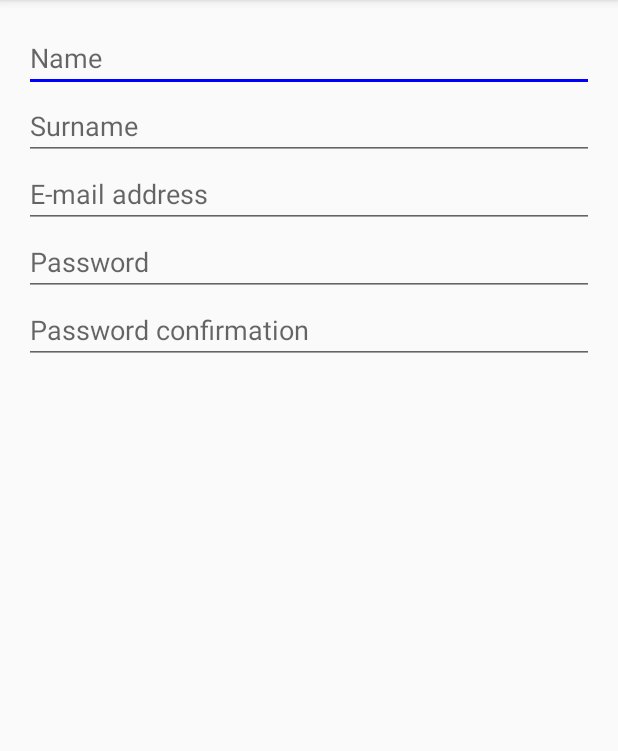
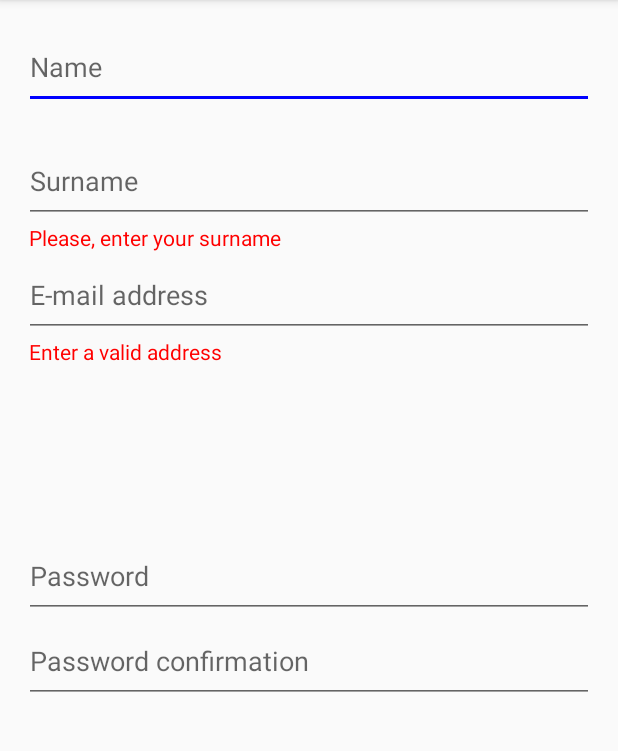
Before and after one commit to lucianoRM/fdrive_frontend, an Android app: the RegistrationActivity screen opened directly, with no data from a screen before it, on a phone screen of 412 x 824 dp, the part 84-835 px from its top. Run offline under Robolectric (Android 15) with nearby library versions, the phone set to English and light mode, and no system bars.

Commit message:
Agrego labels de correcion de entrada incorrecta

```diff
--- a/FDrive/app/src/main/java/com/example/margonari/fdrive/RegistrationActivity.java
+++ b/FDrive/app/src/main/java/com/example/margonari/fdrive/RegistrationActivity.java
@@ -10,16 +10,22 @@ import android.support.v7.app.AppCompatActivity;
 import android.os.Bundle;
 import android.view.View;
 import android.widget.EditText;
+import android.widget.TextView;
 import android.widget.Toast;
 
 public class RegistrationActivity extends AppCompatActivity {
 
     private EditText textName, textSurname, textEmail, textPassword, textConfirmPassword;
+    private TextView labelErrorName, labelErrorSurname, labelErrorEmail;
 
     @Override
     protected void onCreate(Bundle savedInstanceState) {
         super.onCreate(savedInstanceState);
         setContentView(R.layout.activity_registration);
+
+        labelErrorName = (TextView) findViewById(R.id.textViewErrorName);
+        labelErrorSurname = (TextView) findViewById(R.id.textViewErrorSurname);
+        labelErrorEmail = (TextView) findViewById(R.id.textViewErrorEmail);
 
         textName = (EditText) findViewById(R.id.editTextName);
         textName.setOnFocusChangeListener(new View.OnFocusChangeListener() {
@@ -28,8 +34,10 @@ public class RegistrationActivity extends AppCompatActivity {
             public void onFocusChange(View v, boolean hasFocus) {
                 if (hasFocus) {
                     textName.setBackgroundTintList(ColorStateList.valueOf(Color.BLUE));
+                    labelErrorName.setVisibility(View.INVISIBLE);
                 } else {
                     textName.setBackgroundTintList(ColorStateList.valueOf(Color.GRAY));
+                    labelErrorName.setVisibility(View.VISIBLE);
                 }
             }
         });
@@ -41,8 +49,10 @@ public class RegistrationActivity extends AppCompatActivity {
             public void onFocusChange(View v, boolean hasFocus) {
                 if (hasFocus) {
                     textSurname.setBackgroundTintList(ColorStateList.valueOf(Color.BLUE));
+                    labelErrorSurname.setVisibility(View.INVISIBLE);
                 } else {
                     textSurname.setBackgroundTintList(ColorStateList.valueOf(Color.GRAY));
+                    labelErrorSurname.setVisibility(View.VISIBLE);
                 }
             }
         });
@@ -54,8 +64,10 @@ public class RegistrationActivity extends AppCompatActivity {
             public void onFocusChange(View v, boolean hasFocus) {
                 if (hasFocus) {
                     textEmail.setBackgroundTintList(ColorStateList.valueOf(Color.BLUE));
+                    labelErrorEmail.setVisibility(View.INVISIBLE);
                 } else {
                     textEmail.setBackgroundTintList(ColorStateList.valueOf(Color.GRAY));
+                    labelErrorEmail.setVisibility(View.VISIBLE);
                 }
             }
         });
--- a/FDrive/app/src/main/res/layout/activity_registration.xml
+++ b/FDrive/app/src/main/res/layout/activity_registration.xml
@@ -17,7 +17,10 @@
         android:layout_alignParentStart="true"
         android:autoText="false"
         android:textCursorDrawable="@null"
-        android:hint="Name" />
+        android:hint="Name"
+        android:height="48dp"
+        android:paddingTop="16dp"
+        android:paddingBottom="16dp" />
 
 
     <EditText
@@ -26,11 +29,14 @@
         android:inputType="textPersonName"
         android:ems="10"
         android:id="@+id/editTextSurname"
-        android:layout_below="@+id/editTextName"
-        android:layout_alignParentStart="true"
         android:autoText="false"
         android:textCursorDrawable="@null"
-        android:hint="Surname"/>
+        android:hint="Surname"
+        android:layout_below="@+id/textViewErrorName"
+        android:layout_alignParentStart="true"
+        android:height="48dp"
+        android:paddingTop="16dp"
+        android:paddingBottom="16dp" />
 
     <EditText
         android:layout_width="fill_parent"
@@ -38,31 +44,64 @@
         android:inputType="textEmailAddress"
         android:ems="10"
         android:id="@+id/editTextEmail"
-        android:layout_below="@+id/editTextSurname"
-        android:layout_alignParentStart="true"
         android:autoText="false"
         android:textCursorDrawable="@null"
-        android:hint="E-mail address"/>
+        android:hint="E-mail address"
+        android:paddingTop="16dp"
+        android:paddingBottom="16dp"
+        android:layout_below="@+id/textViewErrorSurname"
+        android:layout_alignParentStart="true" />
 
     <EditText
         android:layout_width="fill_parent"
         android:layout_height="wrap_content"
         android:ems="10"
         android:id="@+id/editTextPassword"
-        android:layout_below="@+id/editTextEmail"
-        android:layout_alignParentStart="true"
         android:autoText="false"
         android:textCursorDrawable="@null"
-        android:hint="Password"/>
+        android:hint="Password"
+        android:paddingBottom="16dp"
+        android:paddingTop="16dp"
+        android:layout_centerVertical="true"
+        android:layout_alignParentStart="true" />
 
     <EditText
         android:layout_width="fill_parent"
         android:layout_height="wrap_content"
         android:id="@+id/editTextPasswordConf"
-        android:layout_below="@+id/editTextPassword"
-        android:layout_alignParentStart="true"
         android:autoText="false"
         android:textCursorDrawable="@null"
-        android:hint="Password confirmation"/>
+        android:hint="Password confirmation"
+        android:paddingTop="16dp"
+        android:paddingBottom="16dp"
+        android:layout_below="@+id/editTextPassword"
+        android:layout_alignParentStart="true" />
+
+    <TextView
+        android:layout_width="wrap_content"
+        android:layout_height="wrap_content"
+        android:text=" Please, enter your name"
+        android:id="@+id/textViewErrorName"
+        android:textColor="#ff0000"
+        android:layout_below="@+id/editTextName"
+        android:layout_alignParentStart="true" />
+
+    <TextView
+        android:layout_width="wrap_content"
+        android:layout_height="wrap_content"
+        android:text=" Please, enter your surname"
+        android:id="@+id/textViewErrorSurname"
+        android:textColor="#ff0000"
+        android:layout_below="@+id/editTextSurname"
+        android:layout_alignParentStart="true" />
+
+    <TextView
+        android:layout_width="wrap_content"
+        android:layout_height="wrap_content"
+        android:text=" Enter a valid address"
+        android:id="@+id/textViewErrorEmail"
+        android:textColor="#ff0000"
+        android:layout_below="@+id/editTextEmail"
+        android:layout_alignParentStart="true" />
 
 </RelativeLayout>
```
